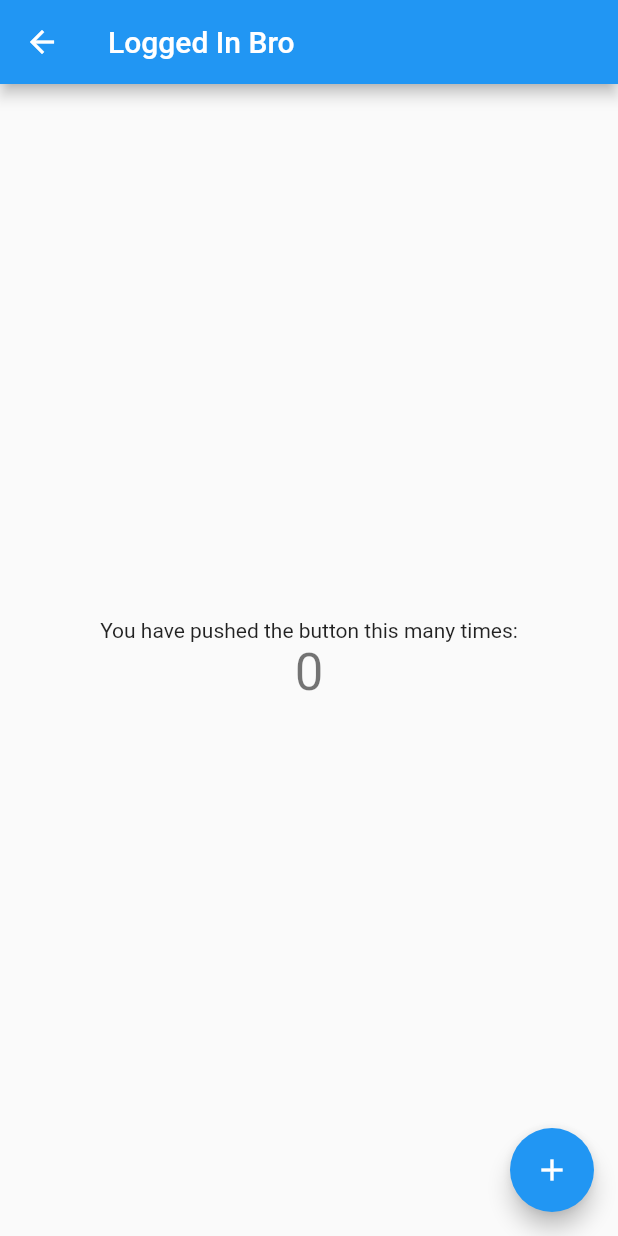
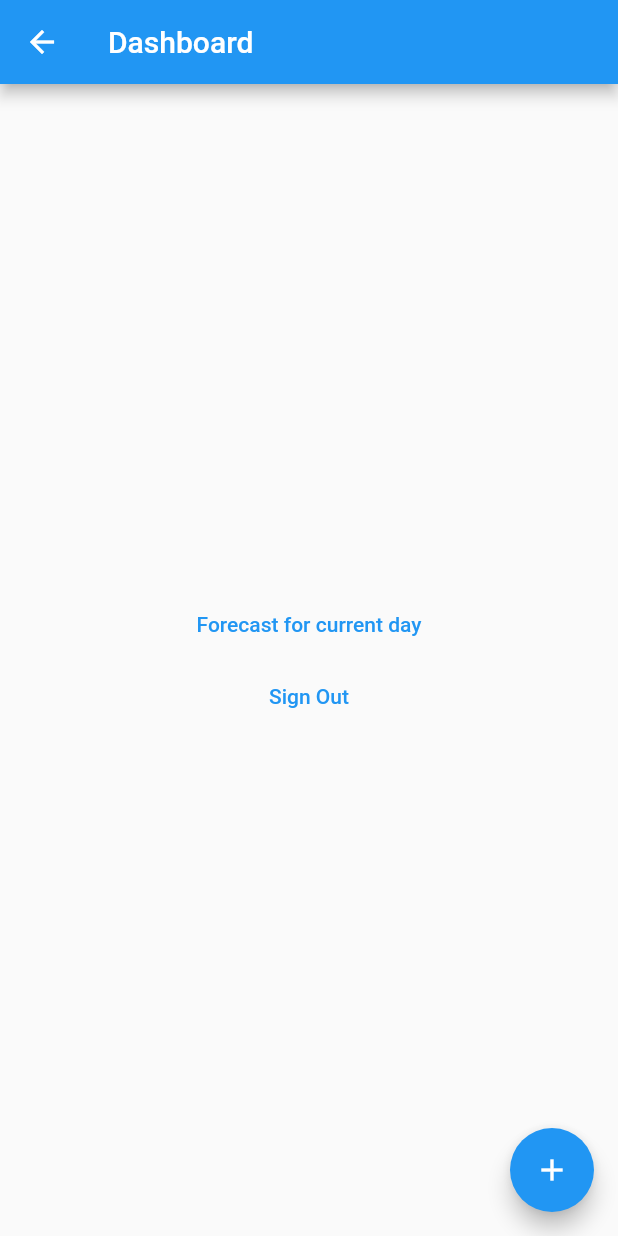
Before and after one commit to Vikrant758/WeatherForecast, a Flutter app: the MyHomePage screen opened by its route, on a phone screen of 412 x 824 dp. Run offline on Flutter 3.47's test engine with Material 2 defaults, Android fonts, the phone set to English and light mode, and no system bars; our stand-ins replace dio, firebase_auth, firebase_core, geolocator, get, get_storage and 2 more; accounts and stored records are empty; generated files the repository leaves out were written again.

Commit message:
Open weather API integration done UI work not done 18-09-2023

```diff
--- a/lib/controllers/sign_in_controller.dart
+++ b/lib/controllers/sign_in_controller.dart
@@ -9,9 +9,9 @@ import 'package:get/get_core/src/get_main.dart';
 import '../main.dart';
 import '../utils/error_messages.dart';
 import '../utils/utils.dart';
+import '../views/home.dart';
 
-class SignInController {
-
+class SignInController extends GetxController{
   logInUserIntoFirebase(
       {required String email, required String password}) async {
     try {
@@ -29,9 +29,7 @@ class SignInController {
                 print("User is signed in broo");
               }
 
-              Get.offAll(() => const MyHomePage(
-                title: "You are logged In",
-              ));
+              Get.offAll(() => const MyHomePage());
             }
           } on FirebaseAuthException catch (e) {
             if (kDebugMode) {
--- a/lib/controllers/sign_up_controller.dart
+++ b/lib/controllers/sign_up_controller.dart
@@ -7,6 +7,7 @@ import 'package:get_storage/get_storage.dart';
 
 import '../main.dart';
 import '../utils/utils.dart';
+import '../views/home.dart';
 
 class SignUpController extends GetxController {
 
@@ -50,7 +51,6 @@ class SignUpController extends GetxController {
               print("User is signed in broo");
 
               Get.offAll(const MyHomePage(
-                title: "You are logged In",
               ));
             }
           } on FirebaseAuthException catch (e) {
--- a/lib/main.dart
+++ b/lib/main.dart
@@ -1,6 +1,7 @@
 import 'package:firebase_auth/firebase_auth.dart';
 import 'package:firebase_core/firebase_core.dart';
 import 'package:flutter/material.dart';
+import 'package:flutter_weather_application/views/home.dart';
 import 'package:flutter_weather_application/views/sign_in.dart';
 import 'package:flutter_weather_application/views/sign_up.dart';
 import 'package:get/get.dart';
@@ -40,65 +41,9 @@ class MyApp extends StatelessWidget {
               page: () {
                 return FirebaseAuth.instance.currentUser != null
                     ? const MyHomePage(
-                        title: "Logged In Bro",
                       )
                     : const SignIn();
               }),
         ]);
   }
 }
-
-class MyHomePage extends StatefulWidget {
-  const MyHomePage({super.key, required this.title});
-
-  final String title;
-
-  @override
-  State<MyHomePage> createState() => _MyHomePageState();
-}
-
-class _MyHomePageState extends State<MyHomePage> {
-  int _counter = 0;
-
-  void _incrementCounter() async {
-
-    await FirebaseAuth.instance.signOut();
-    Get.to(() => const SignUp());
-  }
-
-  @override
-  Widget build(BuildContext context) {
-    // This method is rerun every time setState is called, for instance as done
-    // by the _incrementCounter method above.
-    //
-    // The Flutter framework has been optimized to make rerunning build methods
-    // fast, so that you can just rebuild anything that needs updating rather
-    // than having to individually change instances of widgets.
-    return Scaffold(
-      appBar: AppBar(
-        // Here we take the value from the MyHomePage object that was created by
-        // the App.build method, and use it to set our appbar title.
-        title: Text(widget.title),
-      ),
-      body: Center(
-        child: Column(
-          mainAxisAlignment: MainAxisAlignment.center,
-          children: <Widget>[
-            const Text(
-              'You have pushed the button this many times:',
-            ),
-            Text(
-              '$_counter',
-              style: Theme.of(context).textTheme.headlineMedium,
-            ),
-          ],
-        ),
-      ),
-      floatingActionButton: FloatingActionButton(
-        onPressed: _incrementCounter,
-        tooltip: 'Increment',
-        child: const Icon(Icons.add),
-      ), // This trailing comma makes auto-formatting nicer for build methods.
-    );
-  }
-}
--- /dev/null
+++ b/lib/models/open_weather_model.dart
@@ -0,0 +1,36 @@
+import 'package:flutter_weather_application/services/open_weather_service/open_weather_endpoints.dart';
+
+class OpenWeatherModel {
+  String placeName = '';
+  String weatherInfo = '';
+  String weatherIconUrl = 'https://openweathermap.org/img/wn/';
+
+  num temperatureInCelsius = 0;
+  num minimumTemperatureInCelsius = 0;
+  num maximumTemperatureInCelsius = 0;
+  num humidityInPercentage = 0;
+
+  bool showForecast = true;
+
+  fromJson(Map data) {
+    if (data.containsKey('cod') && data['cod'] == OpenWeatherEndpoints.successStatusCode) {
+      showForecast = true;
+      placeName = data['name'];
+      weatherInfo = '${data['weather']['main']}, ${data['weather']['description']}';
+      weatherIconUrl = '$weatherIconUrl${data['weather']['icon']}.png';
+
+      temperatureInCelsius = convertKelvinToCelsius(data['main']['temp']);
+      minimumTemperatureInCelsius = convertKelvinToCelsius(data['main']['temp_min']);
+      maximumTemperatureInCelsius = convertKelvinToCelsius(data['main']['temp_max']);
+      humidityInPercentage = data['main']['humidity'];
+    } else {
+      showForecast = false;
+    }
+  }
+
+  convertKelvinToCelsius(num kelvinValue) {
+    return kelvinValue - 273.15;
+  }
+
+
+}
--- a/lib/services/open_weather_service/open_weather_endpoints.dart
+++ b/lib/services/open_weather_service/open_weather_endpoints.dart
@@ -17,5 +17,5 @@ class OpenWeatherEndpoints {
 
   static const int notFoundStatusCode = 404;
 
-  static const String getCurrentWeatherData = 'weather/';
+  static const String getCurrentWeatherData = 'weather';
 }
--- a/lib/utils/utils.dart
+++ b/lib/utils/utils.dart
@@ -26,7 +26,7 @@ class Utils {
     return hasLetter && hasNumber;
   }
 
-  static Future<dynamic> _getGeoLocationPosition() async {
+  static Future<dynamic> getLatLong() async {
     try {
       PermissionStatus permission = await Permission.location.status;
       if (permission == PermissionStatus.denied) {
@@ -43,8 +43,8 @@ class Utils {
 
       if (permission == PermissionStatus.permanentlyDenied) {
         Utils.showSnackBar(
-            title: "Location Access Required",
-            message: "Click on this pop up to give location permission",
+            title: "Location access required to see forecast report",
+            message: "Click on this popup to give location permission",
             iconWidget: const Icon(Icons.error_outline),
             onTap: () async {
               await Geolocator.openAppSettings();
--- /dev/null
+++ b/lib/views/home.dart
@@ -0,0 +1,64 @@
+import 'package:firebase_auth/firebase_auth.dart';
+import 'package:flutter/cupertino.dart';
+import 'package:flutter/material.dart';
+import 'package:flutter_weather_application/views/sign_in.dart';
+import 'package:flutter_weather_application/views/sign_up.dart';
+import 'package:get/get.dart';
+import 'package:get/get_core/src/get_main.dart';
+
+import '../controllers/open_weather_controller.dart';
+import '../models/credentials.dart';
+import '../services/open_weather_service/open_weather_service.dart';
+import '../utils/utils.dart';
+
+class MyHomePage extends StatefulWidget {
+  const MyHomePage({super.key});
+
+  @override
+  State<MyHomePage> createState() => _MyHomePageState();
+}
+
+class _MyHomePageState extends State<MyHomePage> {
+  int _counter = 0;
+
+  OpenWeatherController controller = Get.put(OpenWeatherController());
+
+  void _incrementCounter() async {
+    Utils.getLatLong();
+  }
+
+  @override
+  Widget build(BuildContext context) {
+    return Scaffold(
+      appBar: AppBar(
+        title: const Text("Dashboard "),
+      ),
+      body: Center(
+        child: Column(
+          mainAxisAlignment: MainAxisAlignment.center,
+          children: <Widget>[
+            TextButton(
+              onPressed: () async{
+                controller.getCurrentDayForecastReport();
+              },
+              child: const Text('Forecast for current day'),
+            ),
+            const SizedBox(width: 30),
+            TextButton(
+              onPressed: () async {
+                await FirebaseAuth.instance.signOut();
+                Get.offAll(() => const SignIn());
+              },
+              child: const Text('Sign Out'),
+            ),
+          ],
+        ),
+      ),
+      floatingActionButton: FloatingActionButton(
+        onPressed: _incrementCounter,
+        tooltip: 'Increment',
+        child: const Icon(Icons.add),
+      ), // This trailing comma makes auto-formatting nicer for build methods.
+    );
+  }
+}
```
Also changed, not shown: lib/controllers/open_weather_controller.dart (added, +46 -0 lines), lib/services/open_weather_service/open_weather_service.dart (+20 -18 lines).
